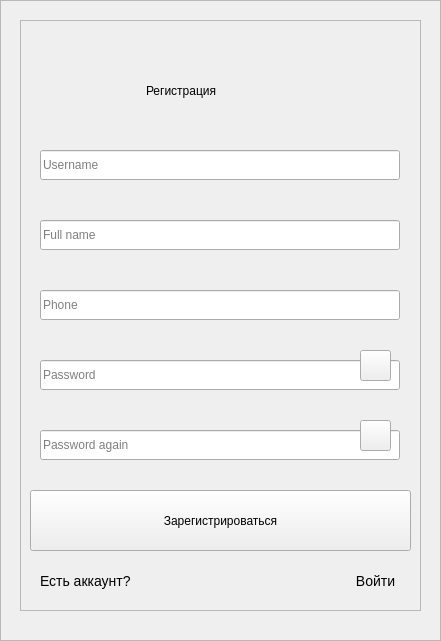
Before: the Qt Designer form ui/register.ui in Wester35/desktop-app-mcc, drawn with Qt 5.
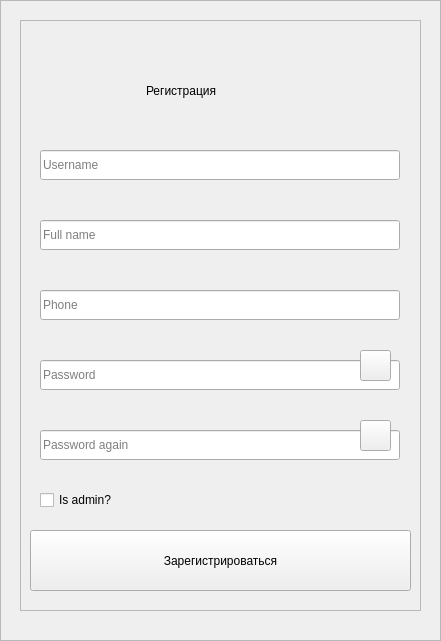
After: the same form once the commit is applied. Icons and pictures are not drawn.

What changed in the file:
```diff
--- a/ui/register.ui
+++ b/ui/register.ui
@@ -197,7 +197,7 @@
      <property name="geometry">
       <rect>
        <x>10</x>
-       <y>470</y>
+       <y>510</y>
        <width>381</width>
        <height>61</height>
       </rect>
@@ -311,42 +311,6 @@
       <string>Password again</string>
      </property>
     </widget>
-    <widget class="QLabel" name="yes_account">
-     <property name="geometry">
-      <rect>
-       <x>20</x>
-       <y>550</y>
-       <width>161</width>
-       <height>21</height>
-      </rect>
-     </property>
-     <property name="styleSheet">
-      <string notr="true">*{font-size:14px;}</string>
-     </property>
-     <property name="text">
-      <string>Есть аккаунт?</string>
-     </property>
-    </widget>
-    <widget class="QPushButton" name="to_auth">
-     <property name="geometry">
-      <rect>
-       <x>330</x>
-       <y>550</y>
-       <width>51</width>
-       <height>21</height>
-      </rect>
-     </property>
-     <property name="styleSheet">
-      <string notr="true">*{
-font-size:14px;
-background:transparent;
-border: none;
-}</string>
-     </property>
-     <property name="text">
-      <string>Войти</string>
-     </property>
-    </widget>
     <widget class="QPushButton" name="checkPassword">
      <property name="geometry">
       <rect>
@@ -360,6 +324,22 @@
       <string/>
      </property>
     </widget>
+    <widget class="QCheckBox" name="checkBox">
+     <property name="geometry">
+      <rect>
+       <x>20</x>
+       <y>470</y>
+       <width>231</width>
+       <height>20</height>
+      </rect>
+     </property>
+     <property name="acceptDrops">
+      <bool>false</bool>
+     </property>
+     <property name="text">
+      <string>Is admin?</string>
+     </property>
+    </widget>
     <zorder>label</zorder>
     <zorder>pushButton</zorder>
     <zorder>usernameEdit</zorder>
```
Left out of the diff: 5 changed lines with no effect on the pictures.
